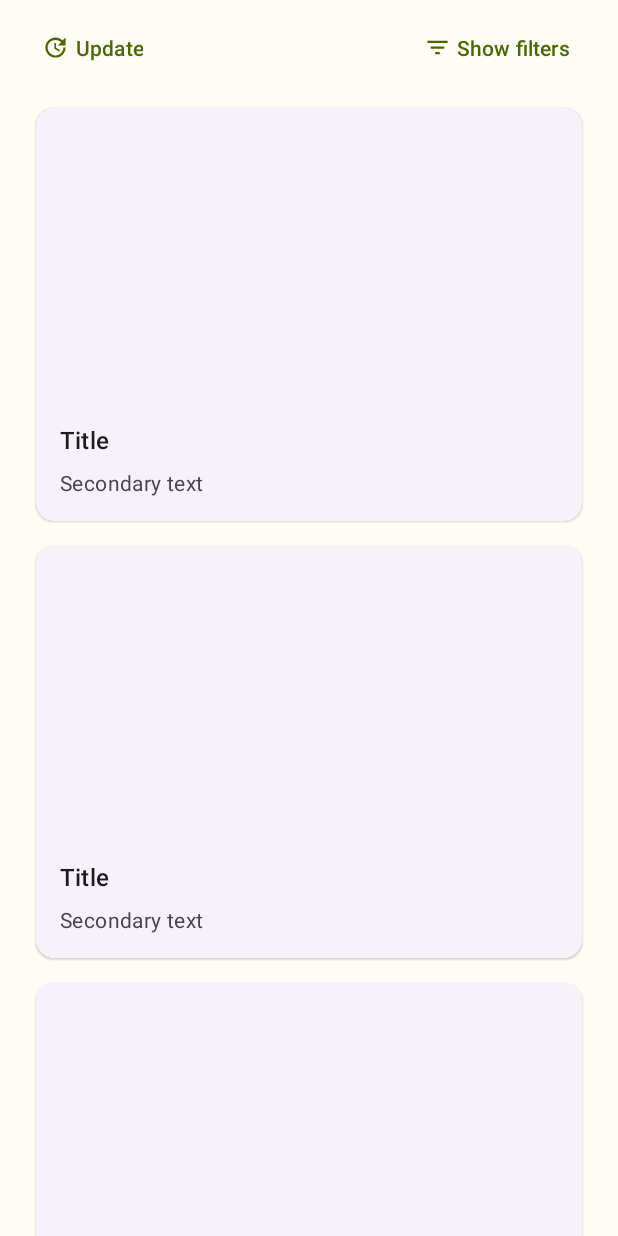
After one commit to LittleDevo4ka/News-app, an Android app: the layout fragment_trending.xml on its own in the app's theme, with its tools: preview values and no code run, on a phone screen of 412 x 824 dp. The commit adds this screen. Run offline under Robolectric (Android 15) with nearby library versions, the phone set to English and light mode, and no system bars.

Commit message:
ADD: top trending news fragment

```diff
--- a/app/src/main/java/com/example/newsapp/model/Repository.kt
+++ b/app/src/main/java/com/example/newsapp/model/Repository.kt
@@ -20,8 +20,8 @@ class Repository(private val viewModel: RepositoryViewModel, context: Context) {
 
     private val roomDao = AppDatabaseModel.getDatabase(context).getDao()
 
-    fun updateTopNews() {
-        newsAPIService.getTopNews()
+    fun updateTopNews(country: String, category: String) {
+        newsAPIService.getTopNews(country, category)
     }
 
     fun getAllTopNews(): Flow<List<NewsInfo>> {
--- /dev/null
+++ b/app/src/main/res/drawable/ic_filters.xml
@@ -0,0 +1,5 @@
+<vector android:height="24dp" android:tint="#000000"
+    android:viewportHeight="24" android:viewportWidth="24"
+    android:width="24dp" xmlns:android="http://schemas.android.com/apk/res/android">
+    <path android:fillColor="@android:color/white" android:pathData="M10,18h4v-2h-4v2zM3,6v2h18L21,6L3,6zM6,13h12v-2L6,11v2z"/>
+</vector>
--- /dev/null
+++ b/app/src/main/res/drawable/ic_filters_off.xml
@@ -0,0 +1,5 @@
+<vector android:height="24dp" android:tint="#000000"
+    android:viewportHeight="24" android:viewportWidth="24"
+    android:width="24dp" xmlns:android="http://schemas.android.com/apk/res/android">
+    <path android:fillColor="@android:color/white" android:pathData="M10.83,8H21V6H8.83L10.83,8zM15.83,13H18v-2h-4.17L15.83,13zM14,16.83V18h-4v-2h3.17l-3,-3H6v-2h2.17l-3,-3H3V6h0.17L1.39,4.22l1.41,-1.41l18.38,18.38l-1.41,1.41L14,16.83z"/>
+</vector>
--- /dev/null
+++ b/app/src/main/res/drawable/ic_trending.xml
@@ -0,0 +1,5 @@
+<vector android:height="24dp" android:tint="#000000"
+    android:viewportHeight="24" android:viewportWidth="24"
+    android:width="24dp" xmlns:android="http://schemas.android.com/apk/res/android">
+    <path android:fillColor="@android:color/white" android:pathData="M16,6l2.29,2.29 -4.88,4.88 -4,-4L2,16.59 3.41,18l6,-6 4,4 6.3,-6.29L22,12V6z"/>
+</vector>
--- /dev/null
+++ b/app/src/main/res/drawable/ic_update.xml
@@ -0,0 +1,5 @@
+<vector android:height="24dp" android:tint="#000000"
+    android:viewportHeight="24" android:viewportWidth="24"
+    android:width="24dp" xmlns:android="http://schemas.android.com/apk/res/android">
+    <path android:fillColor="@android:color/white" android:pathData="M21,10.12h-6.78l2.74,-2.82c-2.73,-2.7 -7.15,-2.8 -9.88,-0.1c-2.73,2.71 -2.73,7.08 0,9.79s7.15,2.71 9.88,0C18.32,15.65 19,14.08 19,12.1h2c0,1.98 -0.88,4.55 -2.64,6.29c-3.51,3.48 -9.21,3.48 -12.72,0c-3.5,-3.47 -3.53,-9.11 -0.02,-12.58s9.14,-3.47 12.65,0L21,3V10.12zM12.5,8v4.25l3.5,2.08l-0.72,1.21L11,13V8H12.5z"/>
+</vector>
--- /dev/null
+++ b/app/src/main/res/layout/fragment_trending.xml
@@ -0,0 +1,116 @@
+<?xml version="1.0" encoding="utf-8"?>
+<androidx.swiperefreshlayout.widget.SwipeRefreshLayout
+    xmlns:android="http://schemas.android.com/apk/res/android"
+    xmlns:tools="http://schemas.android.com/tools"
+
+    android:id="@+id/refresh_layout"
+
+    android:layout_width="match_parent"
+    android:layout_height="match_parent"
+    xmlns:app="http://schemas.android.com/apk/res-auto"
+    tools:context=".view.HomeFragment">
+
+    <androidx.constraintlayout.widget.ConstraintLayout
+        android:layout_width="match_parent"
+        android:layout_height="match_parent"
+        android:animateLayoutChanges="true">
+
+        <Button
+            android:id="@+id/filters_tb_trending"
+
+            style="@style/Widget.Material3.Button.TextButton.Icon"
+            android:layout_width="wrap_content"
+            android:layout_height="wrap_content"
+            android:text="Show filters"
+            app:icon="@drawable/ic_filters"
+
+            app:layout_constraintTop_toBottomOf="@id/category_text_field_trending"
+            android:layout_marginTop="8dp"
+            app:layout_constraintEnd_toEndOf="parent"
+            android:layout_marginEnd="16dp"/>
+
+        <Button
+            android:id="@+id/update_tb_trending"
+
+            style="@style/Widget.Material3.Button.TextButton.Icon"
+            android:layout_width="wrap_content"
+            android:layout_height="wrap_content"
+            android:text="Update"
+            app:icon="@drawable/ic_update"
+
+            app:layout_constraintTop_toBottomOf="@id/category_text_field_trending"
+            android:layout_marginTop="8dp"
+            app:layout_constraintStart_toStartOf="parent"
+            android:layout_marginStart="16dp" />
+
+        <com.google.android.material.textfield.TextInputLayout
+            android:id="@+id/county_text_field_trending"
+
+            android:layout_width="match_parent"
+            android:layout_height="wrap_content"
+            style="@style/Widget.Material3.TextInputLayout.OutlinedBox.ExposedDropdownMenu"
+            android:hint="Country"
+            android:visibility="gone"
+
+            app:layout_constraintTop_toTopOf="parent"
+            android:layout_marginTop="8dp"
+            app:layout_constraintStart_toStartOf="parent"
+            android:layout_marginStart="8dp"
+            app:layout_constraintEnd_toEndOf="parent"
+            android:layout_marginEnd="8dp">
+
+        <AutoCompleteTextView
+            android:layout_width="match_parent"
+            android:layout_height="wrap_content"
+            android:inputType="none" />
+
+    </com.google.android.material.textfield.TextInputLayout>
+
+        <com.google.android.material.textfield.TextInputLayout
+            android:id="@+id/category_text_field_trending"
+
+            android:layout_width="match_parent"
+            android:layout_height="wrap_content"
+            style="@style/Widget.Material3.TextInputLayout.OutlinedBox.ExposedDropdownMenu"
+            android:hint="Category"
+            android:visibility="gone"
+
+            app:layout_constraintTop_toBottomOf="@id/county_text_field_trending"
+            android:layout_marginTop="8dp"
+            app:layout_constraintStart_toStartOf="parent"
+            android:layout_marginStart="8dp"
+            app:layout_constraintEnd_toEndOf="parent"
+            android:layout_marginEnd="8dp">
+
+            <AutoCompleteTextView
+                android:layout_width="match_parent"
+                android:layout_height="wrap_content"
+                android:inputType="none"
+                app:simpleItems="@array/category_list"/>
+
+        </com.google.android.material.textfield.TextInputLayout>
+
+        <androidx.recyclerview.widget.RecyclerView
+            android:id="@+id/trending_recyclerView"
+
+            android:layout_width="0dp"
+            android:layout_height="0dp"
+            tools:listitem="@layout/news_card"
+            android:overScrollMode="never"
+
+            android:clipToPadding="false"
+            app:layout_constraintTop_toBottomOf="@id/filters_tb_trending"
+            android:layout_marginTop="8dp"
+            app:layout_constraintStart_toStartOf="parent"
+            android:layout_marginStart="16dp"
+            app:layout_constraintEnd_toEndOf="parent"
+            android:layout_marginEnd="16dp"
+            app:layout_constraintBottom_toBottomOf="parent" />
+
+
+
+    </androidx.constraintlayout.widget.ConstraintLayout>
+
+
+
+</androidx.swiperefreshlayout.widget.SwipeRefreshLayout>
--- a/app/src/main/res/menu/bottom_navigation_menu.xml
+++ b/app/src/main/res/menu/bottom_navigation_menu.xml
@@ -1,6 +1,11 @@
 <?xml version="1.0" encoding="utf-8"?>
 <menu xmlns:android="http://schemas.android.com/apk/res/android">
 
+    <item
+        android:id="@+id/trendingFragment"
+        android:enabled="true"
+        android:icon="@drawable/ic_trending"
+        android:title="Trending"/>
     <item
         android:id="@+id/homeFragment"
         android:enabled="true"
--- a/app/src/main/res/values-night/themes.xml
+++ b/app/src/main/res/values-night/themes.xml
@@ -1,6 +1,6 @@
 <resources xmlns:tools="http://schemas.android.com/tools">
     <!-- Base application theme. -->
-    <style name="Theme.NewsApp" parent="Theme.MaterialComponents.DayNight.DarkActionBar">
+    <style name="Theme.NewsApp" parent="Theme.Material3.Light.NoActionBar">
         <item name="colorPrimary">@color/md_theme_dark_primary</item>
         <item name="colorOnPrimary">@color/md_theme_dark_onPrimary</item>
         <item name="colorPrimaryContainer">@color/md_theme_dark_primaryContainer</item>
--- a/app/src/main/res/values/strings.xml
+++ b/app/src/main/res/values/strings.xml
@@ -2,4 +2,15 @@
     <string name="app_name">News app</string>
     <!-- TODO: Remove or change this placeholder text -->
     <string name="hello_blank_fragment">Hello blank fragment</string>
+
+    <string-array name="category_list">
+        <item>-</item>
+        <item>business</item>
+        <item>entertainment</item>
+        <item>general</item>
+        <item>health</item>
+        <item>science</item>
+        <item>sports</item>
+        <item>technology</item>
+    </string-array>
 </resources>
```
Also changed, not shown: app/src/main/java/com/example/newsapp/model/retrofit/NewsAPIService.kt (+7 -2 lines), app/src/main/java/com/example/newsapp/view/TrendingFragment.kt (added, +154 -0 lines), app/src/main/java/com/example/newsapp/viewModel/MainViewModel.kt (+36 -3 lines), app/src/main/res/navigation/nav_graph.xml (+6 -10 lines).
